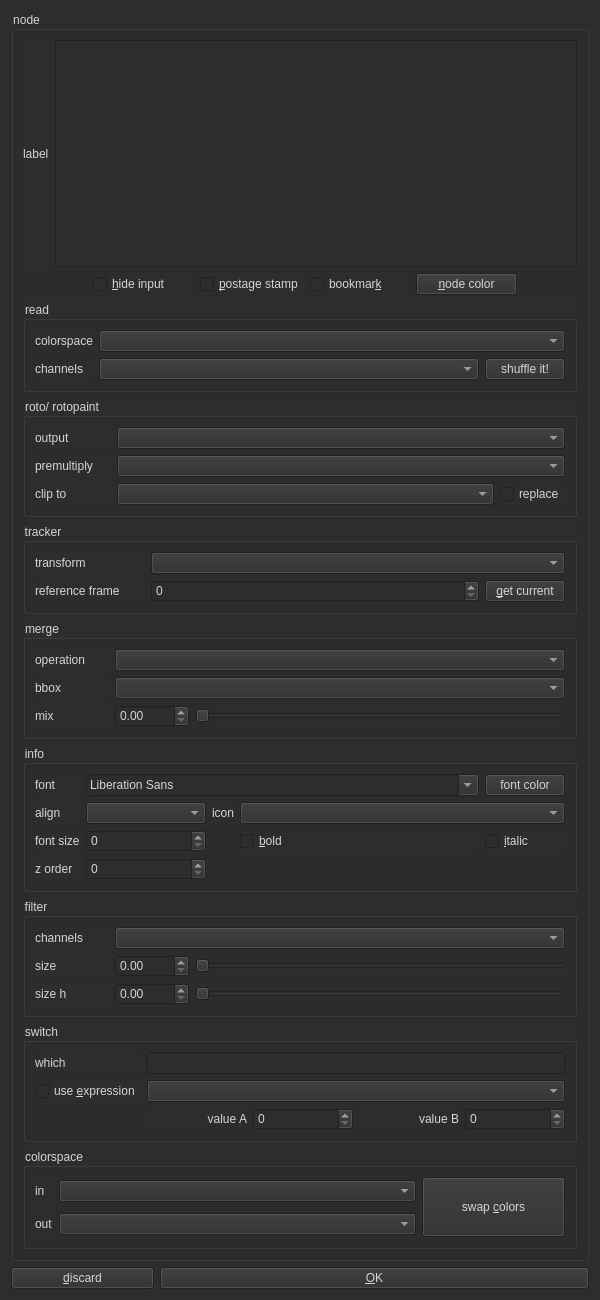
Above: LabelCraft.ui from CequinaVFX/LabelCraft before the change. Below: the same form after it.
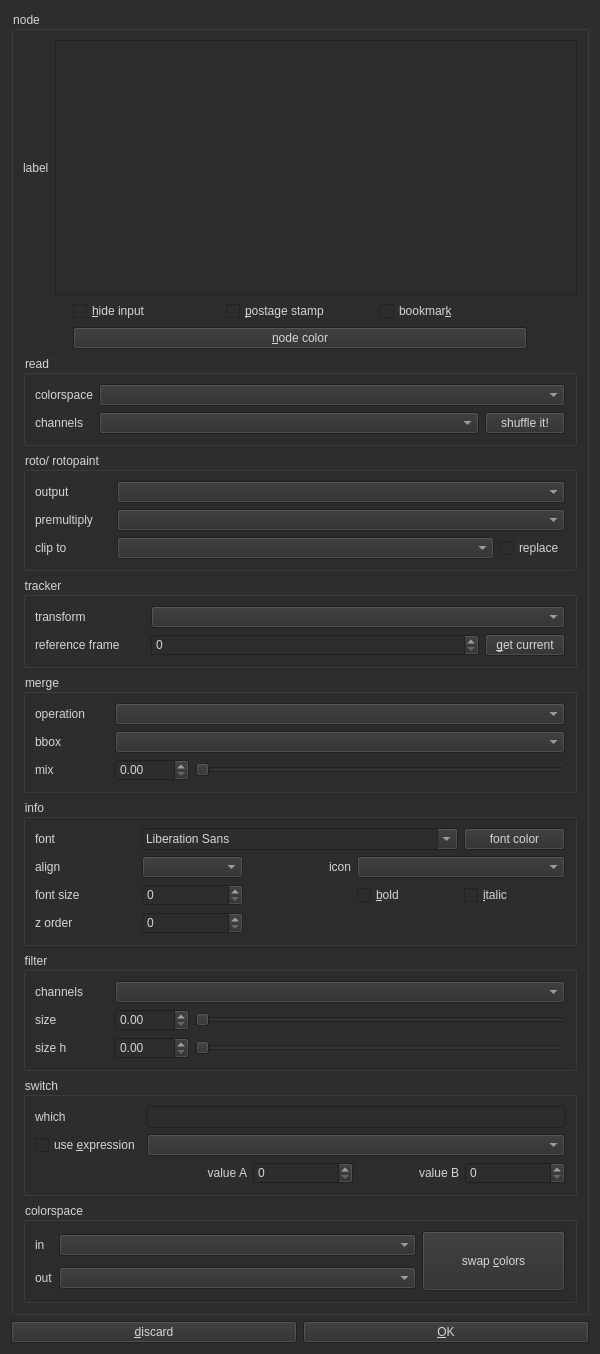
That is the form after the change.

Diff of the .ui file:
```diff
--- a/LabelCraft.ui
+++ b/LabelCraft.ui
@@ -7,13 +7,13 @@
     <x>0</x>
     <y>0</y>
     <width>600</width>
-    <height>1300</height>
+    <height>1354</height>
    </rect>
   </property>
   <property name="minimumSize">
    <size>
-    <width>600</width>
-    <height>300</height>
+    <width>500</width>
+    <height>200</height>
    </size>
   </property>
   <property name="windowTitle">
@@ -66,46 +66,50 @@
          </layout>
         </item>
         <item>
-         <layout class="QGridLayout" name="common_knobs_grid">
+         <layout class="QVBoxLayout" name="common_knobs_vertical_layout">
           <property name="leftMargin">
-           <number>70</number>
+           <number>50</number>
           </property>
           <property name="rightMargin">
-           <number>60</number>
+           <number>50</number>
           </property>
-          <item row="0" column="1">
-           <widget class="QCheckBox" name="ckx_PostageStamp">
-            <property name="toolTip">
-             <string>use alt + p as shortcut</string>
-            </property>
-            <property name="text">
-             <string>&amp;postage stamp</string>
-            </property>
-           </widget>
-          </item>
-          <item row="0" column="2">
-           <widget class="QCheckBox" name="ckx_Bookmark">
-            <property name="toolTip">
-             <string>use alt + k as shortcut
-Show this node in the Bookmark list.</string>
-            </property>
-            <property name="text">
-             <string>bookmar&amp;k</string>
-            </property>
-           </widget>
-          </item>
-          <item row="0" column="0">
-           <widget class="QCheckBox" name="ckx_HideInput">
-            <property name="toolTip">
-             <string>use alt + h as shortcut
+          <item>
+           <layout class="QHBoxLayout" name="checkable_knobs_layout">
+            <item>
+             <widget class="QCheckBox" name="ckx_HideInput">
+              <property name="toolTip">
+               <string>use alt + h as shortcut
 Dont't draw the arrows going into this node when it is not selected.</string>
-            </property>
-            <property name="text">
-             <string>&amp;hide input</string>
-            </property>
-           </widget>
+              </property>
+              <property name="text">
+               <string>&amp;hide input</string>
+              </property>
+             </widget>
+            </item>
+            <item>
+             <widget class="QCheckBox" name="ckx_PostageStamp">
+              <property name="toolTip">
+               <string>use alt + p as shortcut</string>
+              </property>
+              <property name="text">
+               <string>&amp;postage stamp</string>
+              </property>
+             </widget>
+            </item>
+            <item>
+             <widget class="QCheckBox" name="ckx_Bookmark">
+              <property name="toolTip">
+               <string>use alt + k as shortcut
+Show this node in the Bookmark list.</string>
+              </property>
+              <property name="text">
+               <string>bookmar&amp;k</string>
+              </property>
+             </widget>
+            </item>
+           </layout>
           </item>
-          <item row="0" column="3">
+          <item>
            <widget class="QPushButton" name="btn_NodeColor">
             <property name="text">
              <string>&amp;node color</string>
@@ -340,7 +344,7 @@
           <property name="title">
            <string>info</string>
           </property>
-          <layout class="QGridLayout" name="gridLayout_4" columnstretch="0,1,0,2,0">
+          <layout class="QGridLayout" name="gridLayout_4" columnstretch="0,0,0,0,0">
            <item row="1" column="1">
             <widget class="QComboBox" name="cbx_InfoAlign">
              <property name="toolTip">
@@ -348,53 +352,6 @@
              </property>
             </widget>
            </item>
-           <item row="2" column="1">
-            <widget class="QSpinBox" name="spn_InfoFontSize">
-             <property name="toolTip">
-              <string>set the font size to Backdrop and StickyNote</string>
-             </property>
-            </widget>
-           </item>
-           <item row="2" column="0">
-            <widget class="QLabel" name="lbl_InfoFontSize">
-             <property name="text">
-              <string>font size</string>
-             </property>
-             <property name="buddy">
-              <cstring>spn_InfoFontSize</cstring>
-             </property>
-            </widget>
-           </item>
-           <item row="0" column="4">
-            <widget class="QPushButton" name="btn_FontColor">
-             <property name="text">
-              <string>font color</string>
-             </property>
-            </widget>
-           </item>
-           <item row="1" column="2">
-            <widget class="QLabel" name="lbl_InfoIcon">
-             <property name="layoutDirection">
-              <enum>Qt::LeftToRight</enum>
-             </property>
-             <property name="text">
-              <string>icon</string>
-             </property>
-             <property name="alignment">
-              <set>Qt::AlignRight|Qt::AlignTrailing|Qt::AlignVCenter</set>
-             </property>
-             <property name="buddy">
-              <cstring>cbx_InfoIcon</cstring>
-             </property>
-            </widget>
-           </item>
-           <item row="3" column="1">
-            <widget class="QSpinBox" name="spn_InfoZOrder">
-             <property name="toolTip">
-              <string>set zOrder for Backdrop</string>
-             </property>
-            </widget>
-           </item>
            <item row="1" column="0">
             <widget class="QLabel" name="lbl_InfoAlign">
              <property name="text">
@@ -405,6 +362,13 @@
              </property>
             </widget>
            </item>
+           <item row="0" column="4">
+            <widget class="QPushButton" name="btn_FontColor">
+             <property name="text">
+              <string>font color</string>
+             </property>
+            </widget>
+           </item>
            <item row="3" column="0">
             <widget class="QLabel" name="lbl_InfoZOrder">
              <property name="text">
@@ -415,6 +379,16 @@
              </property>
             </widget>
            </item>
+           <item row="0" column="1" colspan="3">
+            <widget class="QFontComboBox" name="fnt_FontFace"/>
+           </item>
+           <item row="3" column="1">
+            <widget class="QSpinBox" name="spn_InfoZOrder">
+             <property name="toolTip">
+              <string>set zOrder for Backdrop</string>
+             </property>
+            </widget>
+           </item>
            <item row="0" column="0">
             <widget class="QLabel" name="lbl_Font">
              <property name="text">
@@ -439,6 +413,39 @@
              </property>
             </widget>
            </item>
+           <item row="1" column="2">
+            <widget class="QLabel" name="lbl_InfoIcon">
+             <property name="layoutDirection">
+              <enum>Qt::LeftToRight</enum>
+             </property>
+             <property name="text">
+              <string>icon</string>
+             </property>
+             <property name="alignment">
+              <set>Qt::AlignRight|Qt::AlignTrailing|Qt::AlignVCenter</set>
+             </property>
+             <property name="buddy">
+              <cstring>cbx_InfoIcon</cstring>
+             </property>
+            </widget>
+           </item>
+           <item row="2" column="0">
+            <widget class="QLabel" name="lbl_InfoFontSize">
+             <property name="text">
+              <string>font size</string>
+             </property>
+             <property name="buddy">
+              <cstring>spn_InfoFontSize</cstring>
+             </property>
+            </widget>
+           </item>
+           <item row="2" column="1">
+            <widget class="QSpinBox" name="spn_InfoFontSize">
+             <property name="toolTip">
+              <string>set the font size to Backdrop and StickyNote</string>
+             </property>
+            </widget>
+           </item>
            <item row="2" column="3">
             <widget class="QCheckBox" name="ckx_InfoBold">
              <property name="toolTip">
@@ -449,9 +456,6 @@
              </property>
             </widget>
            </item>
-           <item row="0" column="1" colspan="3">
-            <widget class="QFontComboBox" name="fnt_FontFace"/>
-           </item>
           </layout>
          </widget>
         </item>
@@ -677,7 +681,7 @@
       </widget>
      </item>
      <item>
-      <layout class="QHBoxLayout" name="footer_horizontal_layout" stretch="1,3">
+      <layout class="QHBoxLayout" name="footer_horizontal_layout" stretch="0,0">
        <item>
         <widget class="QPushButton" name="btn_Discard">
          <property name="text">
```
Left out of the diff: 5 changed lines with no effect on the pictures.
